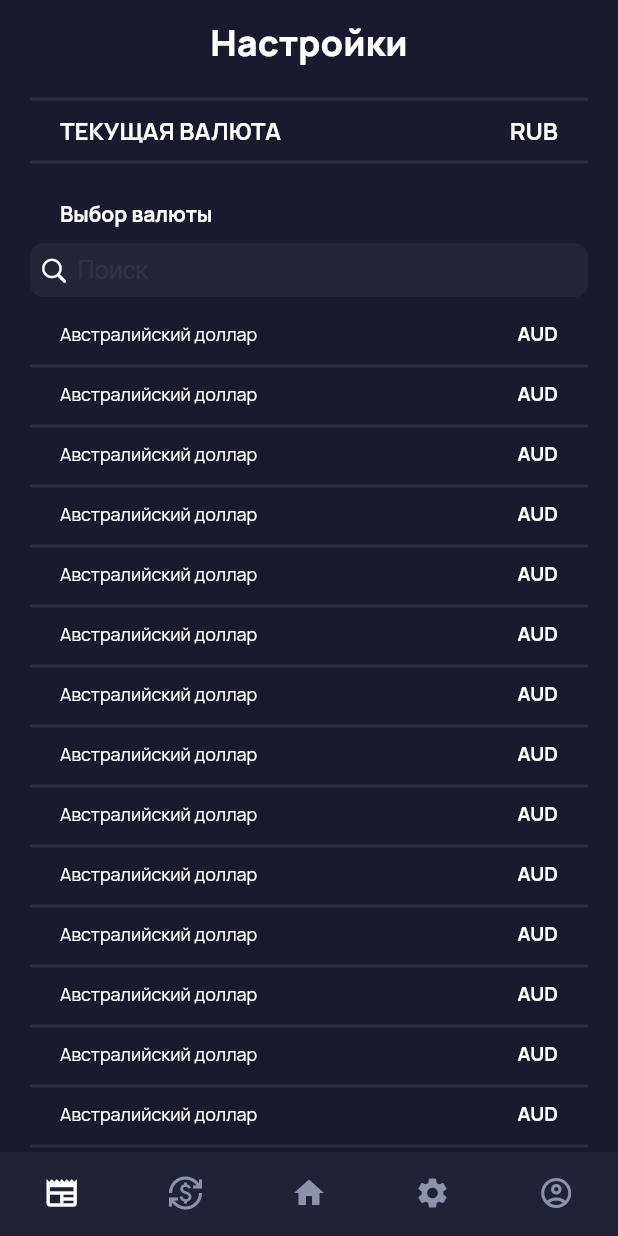
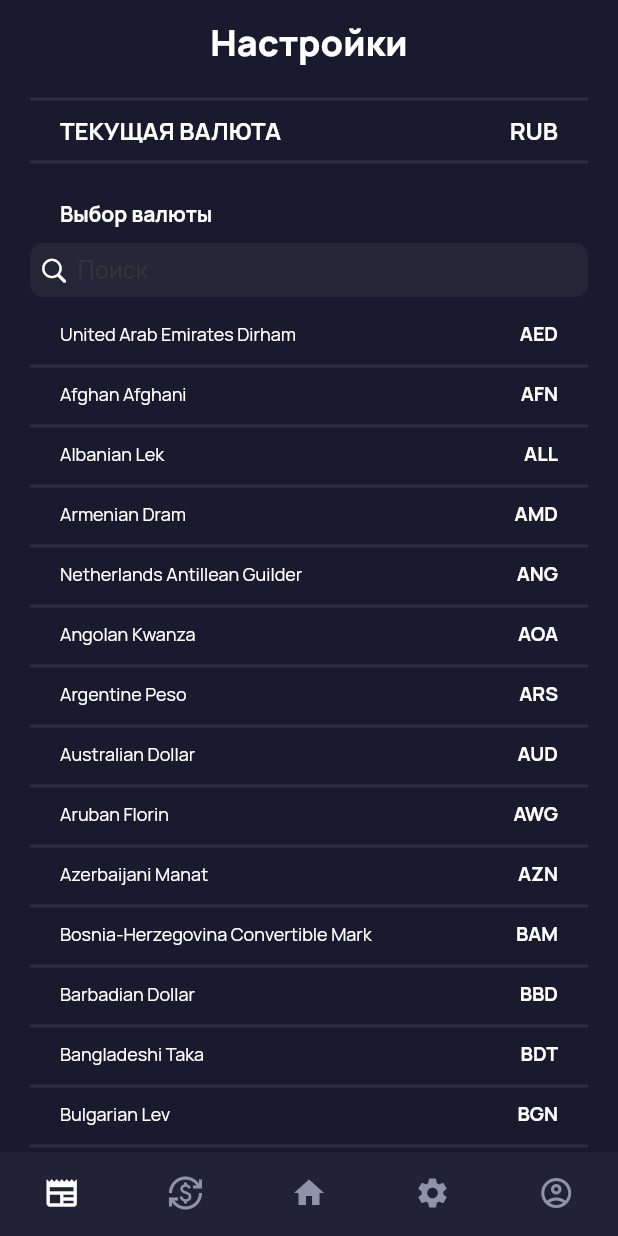
Before and after one commit to EvseevArtem26/SugarDuck, a Flutter app: the SettingsPage screen opened by its route, on a phone screen of 412 x 824 dp. Run offline on Flutter 3.47's test engine with Material 2 defaults, Android fonts, the phone set to English and light mode, and no system bars; our stand-ins replace card_swiper, dropdown_button2, google_fonts, pie_chart; network calls fail.

Commit message:
Added full list of currencies to settings

```diff
--- a/lib/settings.dart
+++ b/lib/settings.dart
@@ -2,6 +2,7 @@ import 'package:flutter/cupertino.dart';
 import 'package:google_fonts/google_fonts.dart';
 import 'package:flutter/material.dart';
 import 'components/navbar.dart';
+import 'network/exchange_rates.dart';
 
 
 void main() => runApp(const MaterialApp(
@@ -19,6 +20,7 @@ class SettingsPage extends StatefulWidget {
 
 class _SettingsPageState extends State<SettingsPage> {
   String input = '';
+  Map<String, String>currencies = ExchangeRates.currencies;
 
   @override
   Widget build(BuildContext context) => Scaffold(
@@ -104,9 +106,12 @@ class _SettingsPageState extends State<SettingsPage> {
                   scrollDirection: Axis.vertical,
                   physics: AlwaysScrollableScrollPhysics(),
                   shrinkWrap: true,
-                  itemCount: 25,
+                  itemCount: currencies.length,
                   itemBuilder: (context, index){
-                      return Currencies().build(context);
+                      return Currency(
+                        code: currencies.keys.toList()[index],
+                        title: currencies.values.toList()[index]
+                      );
                   },
                 ),
               ),
@@ -117,9 +122,10 @@ class _SettingsPageState extends State<SettingsPage> {
 
 }
 
-class Currencies extends StatelessWidget{
-  const Currencies({Key? key}) : super(key: key);
-
+class Currency extends StatelessWidget{
+  const Currency({required this.code, required this.title});
+  final String code;
+  final String title;
 
   @override
   Widget build(BuildContext context) => Container(
@@ -139,7 +145,7 @@ class Currencies extends StatelessWidget{
                 children: [
                   Flexible(
                     child: Text(
-                      'Австралийский доллар',
+                      title,
                       style: GoogleFonts.manrope(
                         fontSize: 12,
                         fontWeight: FontWeight.w400,
@@ -149,7 +155,14 @@ class Currencies extends StatelessWidget{
                   ),
                   Padding(
                     padding: const EdgeInsets.only(right: 40),
-                    child: Text('AUD',style: GoogleFonts.manrope(fontSize: 13, fontWeight: FontWeight.w700, color: const Color.fromARGB(255, 255, 255, 255))),
+                    child: Text(
+                      code,
+                      style: GoogleFonts.manrope(
+                        fontSize: 13,
+                        fontWeight: FontWeight.w700,
+                        color: const Color.fromARGB(255, 255, 255, 255)
+                      )
+                    ),
                   ),
                 ],
               ),
```
